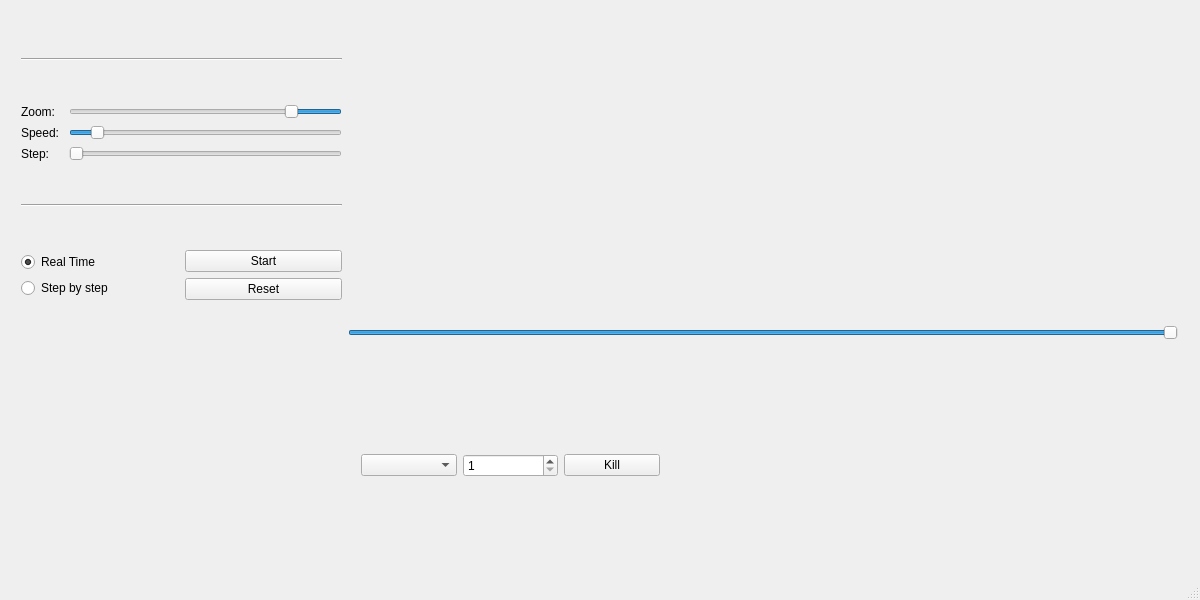
Before: the Qt Designer form EconomicEngineDebugGUI/EconomicEngineDebugGUI.ui in ZeCroque/EconomicEngine, drawn with Qt 5.
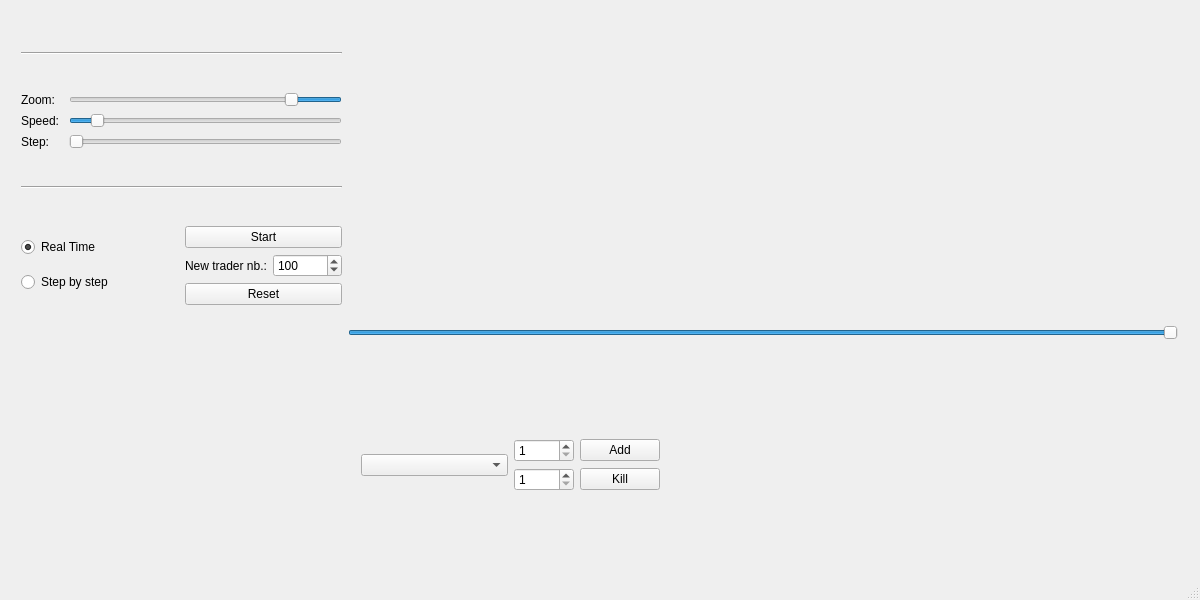
After: the same form once the commit is applied. Custom widgets are drawn as their Qt base class.

Diff of the .ui file:
```diff
--- a/EconomicEngineDebugGUI/EconomicEngineDebugGUI.ui
+++ b/EconomicEngineDebugGUI/EconomicEngineDebugGUI.ui
@@ -211,6 +211,33 @@
              </property>
             </widget>
            </item>
+           <item>
+            <layout class="QHBoxLayout" name="horizontalLayout">
+             <item>
+              <widget class="QLabel" name="label">
+               <property name="text">
+                <string>New trader nb.:</string>
+               </property>
+              </widget>
+             </item>
+             <item>
+              <widget class="QSpinBox" name="sBTraderNumber">
+               <property name="minimum">
+                <number>10</number>
+               </property>
+               <property name="maximum">
+                <number>1000</number>
+               </property>
+               <property name="singleStep">
+                <number>10</number>
+               </property>
+               <property name="value">
+                <number>100</number>
+               </property>
+              </widget>
+             </item>
+            </layout>
+           </item>
            <item>
             <widget class="QPushButton" name="pBReset">
              <property name="text">
@@ -273,18 +300,36 @@
       <widget class="QComboBox" name="cBKill"/>
      </item>
      <item row="0" column="1">
-      <widget class="QSpinBox" name="sBKill">
-       <property name="minimum">
-        <number>1</number>
-       </property>
-      </widget>
-     </item>
-     <item row="0" column="3">
-      <widget class="QPushButton" name="pBKill">
-       <property name="text">
-        <string>Kill</string>
-       </property>
-      </widget>
+      <layout class="QGridLayout" name="gridLayout_2">
+       <item row="1" column="1">
+        <widget class="QPushButton" name="pBKill">
+         <property name="text">
+          <string>Kill</string>
+         </property>
+        </widget>
+       </item>
+       <item row="0" column="1">
+        <widget class="QPushButton" name="pBAdd">
+         <property name="text">
+          <string>Add</string>
+         </property>
+        </widget>
+       </item>
+       <item row="0" column="0">
+        <widget class="QSpinBox" name="sBAdd">
+         <property name="minimum">
+          <number>1</number>
+         </property>
+        </widget>
+       </item>
+       <item row="1" column="0">
+        <widget class="QSpinBox" name="sBKill">
+         <property name="minimum">
+          <number>1</number>
+         </property>
+        </widget>
+       </item>
+      </layout>
      </item>
     </layout>
    </widget>
```
Left out of the diff: 2 changed lines with no effect on the pictures.
